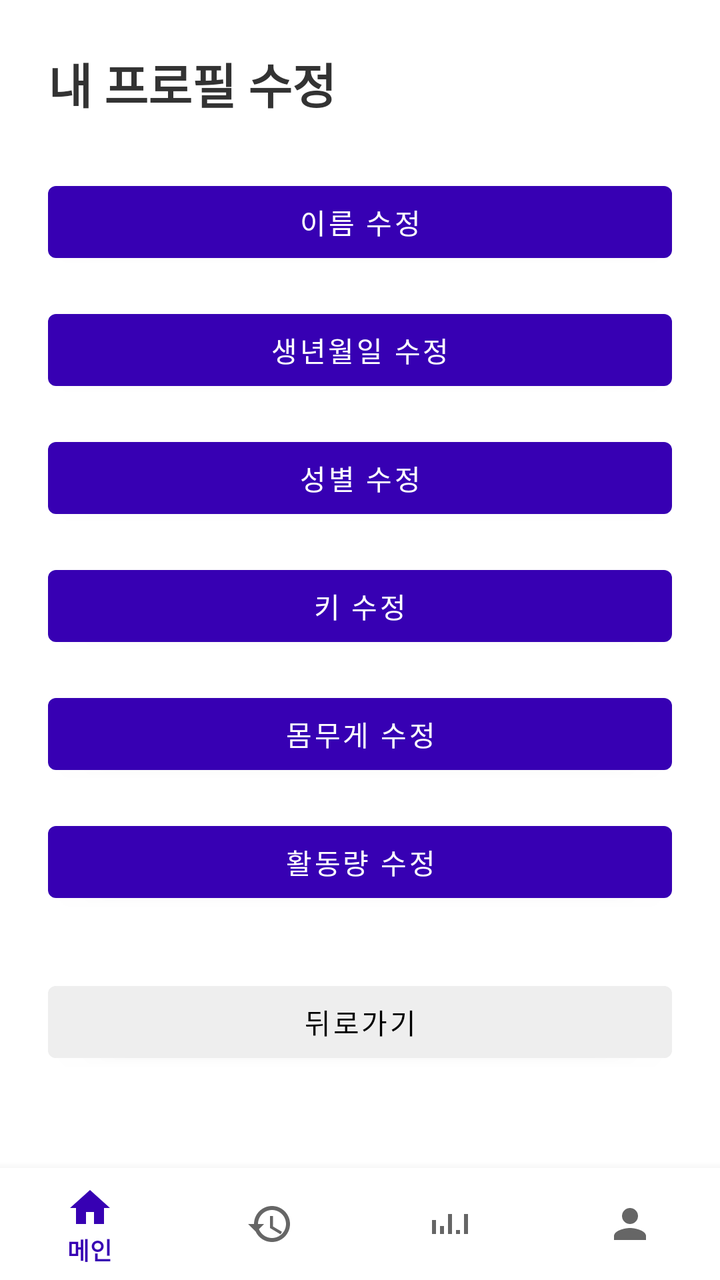
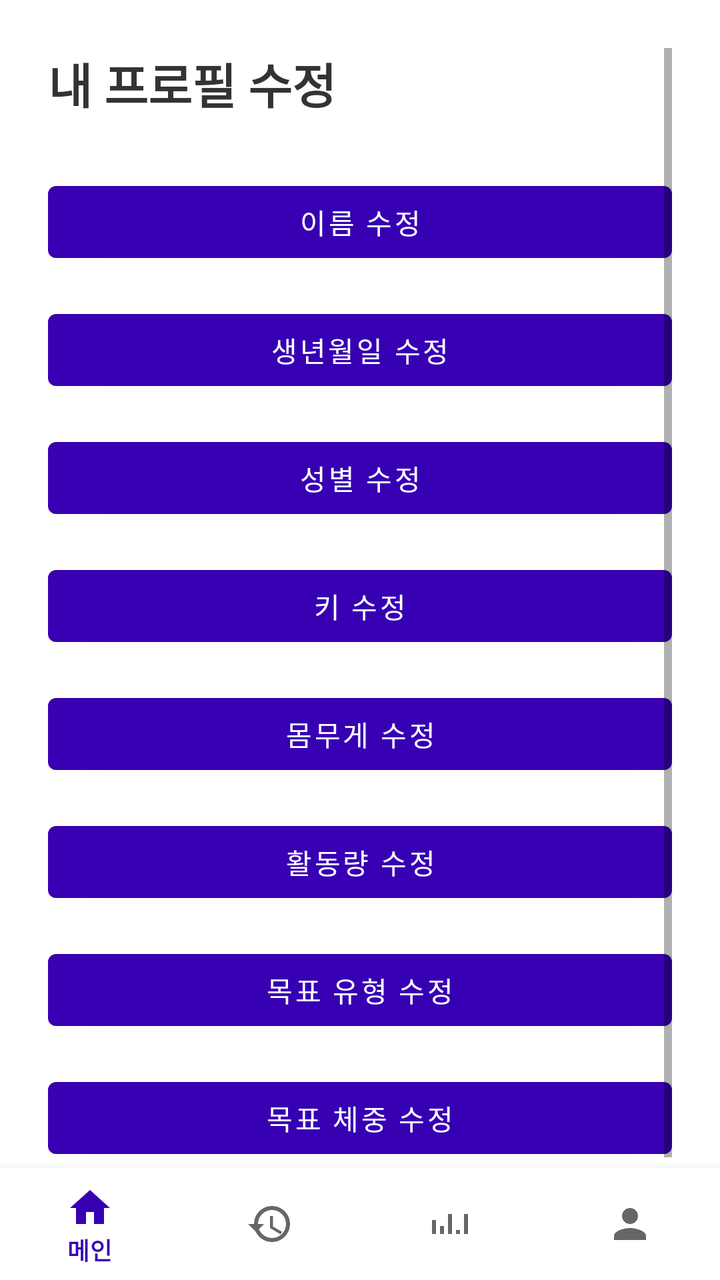

Compare the two renders of this Android layout. The source of the first and the diff that turns it into the second are given below.
<!-- AndroidManifest.xml: application theme Theme.GJGN -->
<!-- res/layout/activity_profile_edit.xml -->
<?xml version="1.0" encoding="utf-8"?>
<androidx.coordinatorlayout.widget.CoordinatorLayout
    xmlns:android="http://schemas.android.com/apk/res/android"
    xmlns:app="http://schemas.android.com/apk/res-auto"
    android:layout_width="match_parent"
    android:layout_height="match_parent">

    <ScrollView
        android:layout_width="match_parent"
        android:layout_height="match_parent"
        android:padding="24dp"
        android:paddingBottom="120dp"
        android:fillViewport="true">

        <LinearLayout
            android:layout_width="match_parent"
            android:layout_height="wrap_content"
            android:orientation="vertical">

            
            <TextView
                android:id="@+id/tvTitle"
                android:text="내 프로필 수정"
                android:textSize="24sp"
                android:textStyle="bold"
                android:textColor="#333333"
                android:layout_marginBottom="28dp"
                android:layout_width="wrap_content"
                android:layout_height="wrap_content"/>

            
            <com.google.android.material.button.MaterialButton
                android:id="@+id/btnEditName"
                android:text="이름 수정"
                android:layout_width="match_parent"
                android:layout_height="wrap_content"
                android:layout_marginBottom="16dp"/>

            <com.google.android.material.button.MaterialButton
                android:id="@+id/btnEditBirth"
                android:text="생년월일 수정"
                android:layout_width="match_parent"
                android:layout_height="wrap_content"
                android:layout_marginBottom="16dp"/>

            <com.google.android.material.button.MaterialButton
                android:id="@+id/btnEditGender"
                android:text="성별 수정"
                android:layout_width="match_parent"
                android:layout_height="wrap_content"
                android:layout_marginBottom="16dp"/>

            <com.google.android.material.button.MaterialButton
                android:id="@+id/btnEditHeight"
                android:text="키 수정"
                android:layout_width="match_parent"
                android:layout_height="wrap_content"
                android:layout_marginBottom="16dp"/>

            <com.google.android.material.button.MaterialButton
                android:id="@+id/btnEditWeight"
                android:text="몸무게 수정"
                android:layout_width="match_parent"
                android:layout_height="wrap_content"
                android:layout_marginBottom="16dp"/>

            <com.google.android.material.button.MaterialButton
                android:id="@+id/btnEditActivity"
                android:text="활동량 수정"
                android:layout_width="match_parent"
                android:layout_height="wrap_content"
                android:layout_marginBottom="32dp"/>

            
            <com.google.android.material.button.MaterialButton
                android:id="@+id/btnBack"
                android:text="뒤로가기"
                android:layout_width="match_parent"
                android:layout_height="wrap_content"
                android:backgroundTint="@color/gray_light"
                android:textColor="@android:color/black"
                android:layout_marginBottom="20dp"/>

        </LinearLayout>
    </ScrollView>

    
    <com.google.android.material.bottomnavigation.BottomNavigationView
        android:id="@+id/bottomNavigationView"
        android:layout_width="match_parent"
        android:layout_height="wrap_content"
        android:layout_gravity="bottom"
        app:menu="@menu/bottom_nav_menu"/>
</androidx.coordinatorlayout.widget.CoordinatorLayout>
<!-- resources referenced by this layout -->
<resources>
  <color name="gray_light">#EEEEEE</color>
  <style name="Theme.GJGN" parent="Theme.MaterialComponents.DayNight.NoActionBar">
          
          <item name="colorPrimary">@color/purple_700</item>
          <item name="colorPrimaryVariant">@color/purple_700</item>
          <item name="colorOnPrimary">@android:color/white</item>
          <item name="colorSecondary">@color/teal_700</item>
          <item name="android:windowMinWidthMajor">320dp</item>
          <item name="android:windowMinWidthMinor">320dp</item>
      </style>
  <color name="purple_700">#FF3700B3</color>
  <color name="teal_700">#FF018786</color>
</resources>

<!-- the commit's change to res/layout/activity_profile_edit.xml (unified diff, before → after) -->
@@ -69,6 +69,20 @@
                 android:text="활동량 수정"
                 android:layout_width="match_parent"
                 android:layout_height="wrap_content"
+                android:layout_marginBottom="16dp"/>
+
+            <com.google.android.material.button.MaterialButton
+                android:id="@+id/btnEditGoalType"
+                android:text="목표 유형 수정"
+                android:layout_width="match_parent"
+                android:layout_height="wrap_content"
+                android:layout_marginBottom="16dp"/>
+
+            <com.google.android.material.button.MaterialButton
+                android:id="@+id/btnEditGoalWeight"
+                android:text="목표 체중 수정"
+                android:layout_width="match_parent"
+                android:layout_height="wrap_content"
                 android:layout_marginBottom="32dp"/>
 
             
